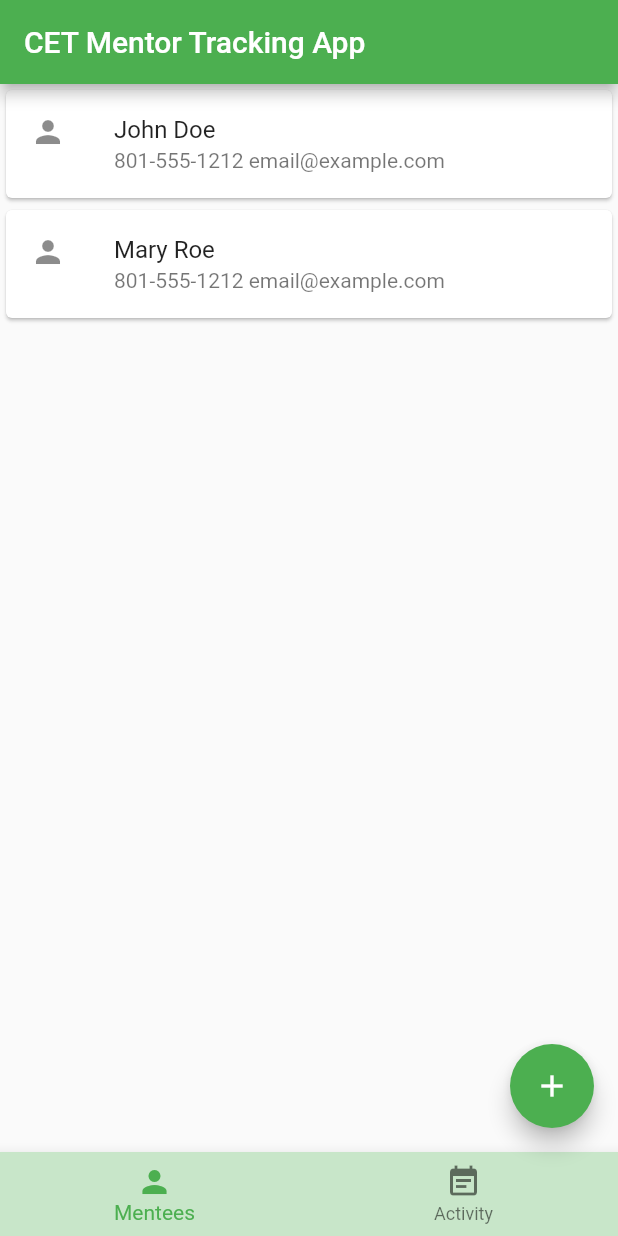
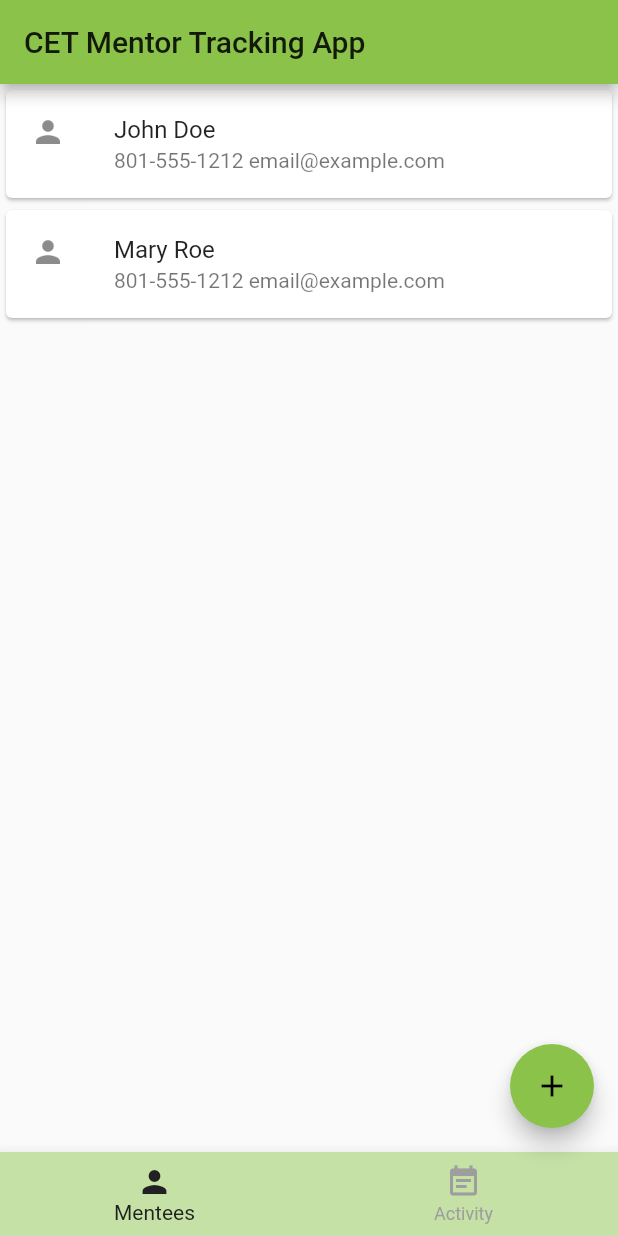
Before and after one commit to swliddle/MentorTracking2020, a Flutter app: the screen it shows after launch, on a phone screen of 412 x 824 dp. Run offline on Flutter 3.47's test engine with Material 2 defaults, Android fonts, the phone set to English and light mode, and no system bars.

Commit message:
Tweaks to chosen colors.

```diff
--- a/lib/main.dart
+++ b/lib/main.dart
@@ -13,7 +13,7 @@ class MyApp extends StatelessWidget {
       child: MaterialApp(
         title: 'CET Mentor Tracking',
         theme: ThemeData(
-          primarySwatch: Colors.green,
+          primarySwatch: Colors.lightGreen,
         ),
         home: HomeRoute(title: 'CET Mentor Tracking App'),
       ),
--- a/lib/route/home_route.dart
+++ b/lib/route/home_route.dart
@@ -95,7 +95,9 @@ class _HomeRouteState extends State<HomeRoute> {
             ),
           ],
           currentIndex: _selectedIndex,
-          backgroundColor: Colors.green[100],
+          backgroundColor: Colors.lightGreen[200],
+          selectedItemColor: Colors.grey[900],
+          unselectedItemColor: Colors.grey[500],
           onTap: _onItemTapped,
         ),
         floatingActionButton: FloatingActionButton(
```
